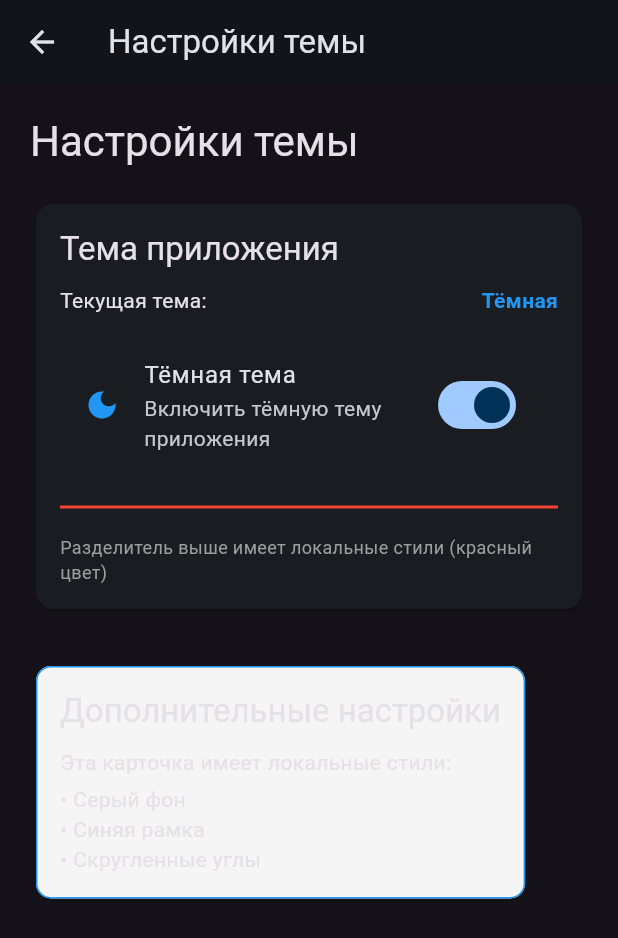
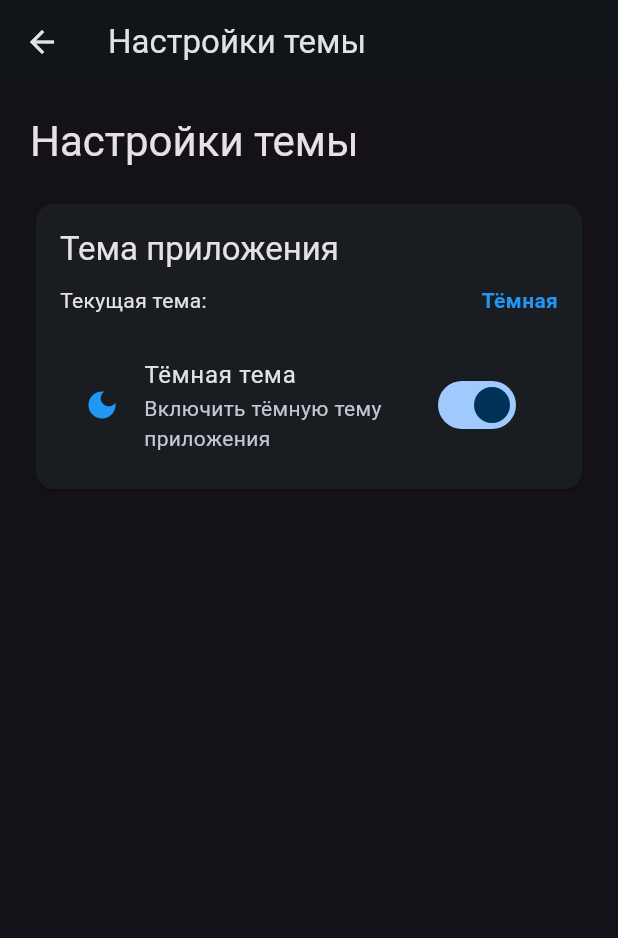
Before and after one commit to barabuly83/for_learn, a Flutter app: the SettingsScreen screen opened directly, after a tap on "Тёмная тема", on a phone screen of 412 x 824 dp. Shown: the top 938 px of the screen. Run offline on Flutter 3.47's test engine with Material 3 defaults, Android fonts, the light colour scheme and no system bars.

Commit message:
complete practice02

```diff
--- a/hw11/practice02/lib/providers/theme_manager.dart
+++ b/hw11/practice02/lib/providers/theme_manager.dart
@@ -39,27 +39,3 @@ class ThemeManagerState extends State<ThemeManager> {
     );
   }
 }
-}
-
-class _ThemeManagerState extends State<ThemeManager> {
-  ThemeMode _themeMode = ThemeMode.light;
-
-  void toggleTheme() {
-    setState(() {
-      _themeMode = _themeMode == ThemeMode.light
-          ? ThemeMode.dark
-          : ThemeMode.light;
-    });
-  }
-
-  ThemeMode get themeMode => _themeMode;
-
-  @override
-  Widget build(BuildContext context) {
-    return ThemeProvider(
-      themeMode: _themeMode,
-      toggleTheme: toggleTheme,
-      child: widget.child,
-    );
-  }
-}
--- a/hw11/practice02/lib/views/home_screen.dart
+++ b/hw11/practice02/lib/views/home_screen.dart
@@ -1,5 +1,6 @@
 import 'package:flutter/material.dart';
 import '../providers/theme_provider.dart';
+import '../widgets/locally_themed_button.dart';
 import 'settings_screen.dart';
 
 class HomeScreen extends StatelessWidget {
@@ -41,17 +42,9 @@ class HomeScreen extends StatelessWidget {
               child: const Text('Переключить тему'),
             ),
             const SizedBox(height: 30),
-            // Виджет с локальными изменениями темы
-            Theme(
-              data: Theme.of(context).copyWith(
-                elevatedButtonTheme: ElevatedButtonThemeData(
-                  style: ElevatedButton.styleFrom(
-                    backgroundColor: Colors.green,
-                    foregroundColor: Colors.white,
-                  ),
-                ),
-              ),
-              child: ElevatedButton(
+            // Отдельный виджет с локальными изменениями темы
+            LocallyThemedButton(
+              text: 'Кнопка с локальной темой',
               onPressed: () {
                 ScaffoldMessenger.of(context).showSnackBar(
                   const SnackBar(
@@ -59,25 +52,6 @@ class HomeScreen extends StatelessWidget {
                   ),
                 );
               },
-                child: const Text('Кнопка с локальной темой'),
-              ),
-            ),
-            const SizedBox(height: 20),
-            // Текст с локальными изменениями темы
-            Theme(
-              data: Theme.of(context).copyWith(
-                textTheme: Theme.of(context).textTheme.copyWith(
-                      bodyLarge: const TextStyle(
-                        fontSize: 18,
-                        fontWeight: FontWeight.bold,
-                        color: Colors.purple,
-                      ),
-                    ),
-              ),
-              child: const Text(
-                'Этот текст имеет локальные стили',
-                style: TextStyle(fontSize: 18),
-              ),
             ),
           ],
         ),
--- a/hw11/practice02/lib/views/settings_screen.dart
+++ b/hw11/practice02/lib/views/settings_screen.dart
@@ -66,68 +66,7 @@ class SettingsScreen extends StatelessWidget {
                         color: isDarkMode ? Colors.blue : Colors.orange,
                       ),
                     ),
-                    const SizedBox(height: 20),
-                    // Пример локальных изменений темы в настройках
-                    Theme(
-                      data: Theme.of(context).copyWith(
-                        dividerTheme: const DividerThemeData(
-                          color: Colors.red,
-                          thickness: 2,
-                        ),
-                      ),
-                      child: const Divider(),
-                    ),
-                    const SizedBox(height: 10),
-                    const Text(
-                      'Разделитель выше имеет локальные стили (красный цвет)',
-                      style: TextStyle(fontSize: 12, color: Colors.grey),
-                    ),
                   ],
-                ),
-              ),
-            ),
-            const SizedBox(height: 30),
-            // Дополнительные настройки с локальной темой
-            Theme(
-              data: Theme.of(context).copyWith(
-                cardTheme: CardThemeData(
-                  color: Colors.grey[100],
-                  elevation: 0,
-                  shape: RoundedRectangleBorder(
-                    borderRadius: BorderRadius.circular(10),
-                    side: const BorderSide(color: Colors.blue, width: 1),
-                  ),
-                ),
-              ),
-              child: Card(
-                child: Padding(
-                  padding: const EdgeInsets.all(16.0),
-                  child: Column(
-                    crossAxisAlignment: CrossAxisAlignment.start,
-                    children: [
-                      Text(
-                        'Дополнительные настройки',
-                        style: Theme.of(context).textTheme.titleLarge,
-                      ),
-                      const SizedBox(height: 10),
-                      const Text(
-                        'Эта карточка имеет локальные стили:',
-                      ),
-                      const SizedBox(height: 5),
-                      const Text(
-                        '• Серый фон',
-                        style: TextStyle(fontSize: 14),
-                      ),
-                      const Text(
-                        '• Синяя рамка',
-                        style: TextStyle(fontSize: 14),
-                      ),
-                      const Text(
-                        '• Скругленные углы',
-                        style: TextStyle(fontSize: 14),
-                      ),
-                    ],
-                  ),
                 ),
               ),
             ),
--- /dev/null
+++ b/hw11/practice02/lib/widgets/locally_themed_button.dart
@@ -0,0 +1,55 @@
+import 'package:flutter/material.dart';
+
+class LocallyThemedButton extends StatelessWidget {
+  final String text;
+  final VoidCallback? onPressed;
+  final bool isEnabled;
+
+  const LocallyThemedButton({
+    super.key,
+    required this.text,
+    this.onPressed,
+    this.isEnabled = true,
+  });
+
+  @override
+  Widget build(BuildContext context) {
+    return Theme(
+      data: Theme.of(context).copyWith(
+        elevatedButtonTheme: ElevatedButtonThemeData(
+          style: ElevatedButton.styleFrom(
+            backgroundColor: Colors.green,
+            foregroundColor: Colors.white,
+            disabledBackgroundColor: Colors.grey,
+            padding: const EdgeInsets.symmetric(
+              horizontal: 24,
+              vertical: 16,
+            ),
+            shape: RoundedRectangleBorder(
+              borderRadius: BorderRadius.circular(12),
+            ),
+            elevation: 4,
+            shadowColor: Colors.green.withValues(alpha: 0.3),
+          ),
+        ),
+        textTheme: Theme.of(context).textTheme.copyWith(
+              labelLarge: const TextStyle(
+                fontSize: 16,
+                fontWeight: FontWeight.bold,
+                letterSpacing: 0.5,
+              ),
+            ),
+      ),
+      child: ElevatedButton(
+        onPressed: isEnabled ? onPressed : null,
+        child: Text(
+          text,
+          style: const TextStyle(
+            fontSize: 16,
+            fontWeight: FontWeight.bold,
+          ),
+        ),
+      ),
+    );
+  }
+}
```
Also changed, not shown: 1 other file. Lines whose indentation alone changed are shown as unchanged.
